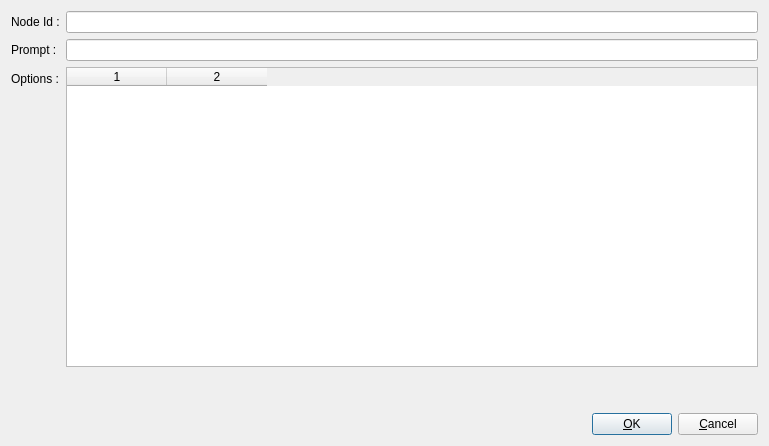
The window that mapEditor/src/editConversationChoiceForm.ui (jeremydumais/TheWarrior) describes before a commit, drawn with Qt 5.
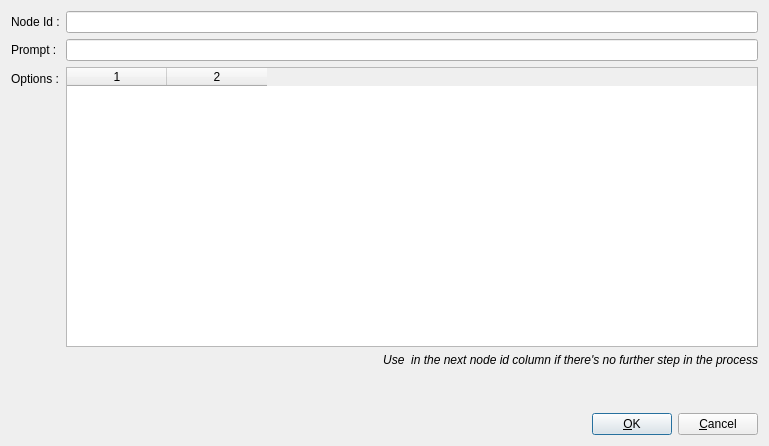
The same window after the commit. Icons and pictures are not drawn.

Commit message: feat: Add support for ConversationScenario in tile actions

Patch:
```diff
--- a/mapEditor/src/editConversationChoiceForm.ui
+++ b/mapEditor/src/editConversationChoiceForm.ui
@@ -74,6 +74,27 @@
        <column/>
       </widget>
      </item>
+     <item row="3" column="1">
+      <widget class="QLabel" name="label">
+       <property name="sizePolicy">
+        <sizepolicy hsizetype="Expanding" vsizetype="Preferred">
+         <horstretch>0</horstretch>
+         <verstretch>0</verstretch>
+        </sizepolicy>
+       </property>
+       <property name="font">
+        <font>
+         <italic>true</italic>
+        </font>
+       </property>
+       <property name="text">
+        <string>Use &lt;stop&gt; in the next node id column if there's no further step in the process</string>
+       </property>
+       <property name="alignment">
+        <set>Qt::AlignRight|Qt::AlignTrailing|Qt::AlignVCenter</set>
+       </property>
+      </widget>
+     </item>
     </layout>
    </item>
    <item>
```
The commit also changes 26 other files.
